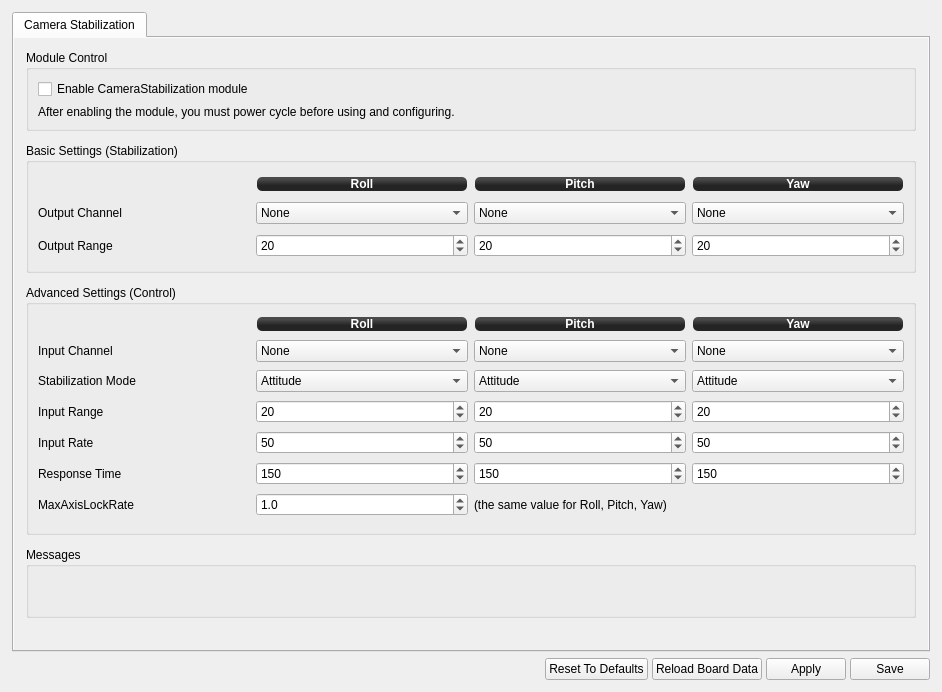
Qt form ground/openpilotgcs/src/plugins/config/camerastabilization.ui (openpilot/OpenPilot) before a commit.
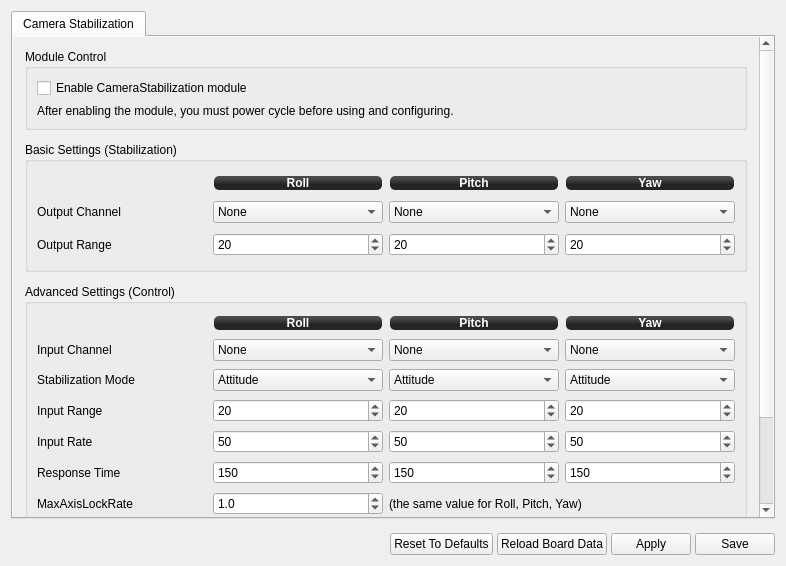
The same form after that commit. Icons and pictures are not drawn.

What changed in the file:
```diff
--- a/ground/openpilotgcs/src/plugins/config/camerastabilization.ui
+++ b/ground/openpilotgcs/src/plugins/config/camerastabilization.ui
@@ -6,8 +6,8 @@
    <rect>
     <x>0</x>
     <y>0</y>
-    <width>942</width>
-    <height>692</height>
+    <width>786</width>
+    <height>566</height>
    </rect>
   </property>
   <property name="sizePolicy">
@@ -26,8 +26,8 @@
    <string>Form</string>
   </property>
   <layout class="QVBoxLayout" name="verticalLayout_5">
-   <property name="margin">
-    <number>12</number>
+   <property name="spacing">
+    <number>14</number>
    </property>
    <item>
     <widget class="QTabWidget" name="tabWidget">
@@ -45,6 +45,9 @@
        <string>Camera Stabilization</string>
       </attribute>
       <layout class="QVBoxLayout" name="verticalLayout_2">
+       <property name="spacing">
+        <number>-1</number>
+       </property>
        <property name="margin">
         <number>0</number>
        </property>
@@ -67,8 +70,8 @@
            <rect>
             <x>0</x>
             <y>0</y>
-            <width>912</width>
-            <height>598</height>
+            <width>741</width>
+            <height>559</height>
            </rect>
           </property>
           <layout class="QVBoxLayout" name="verticalLayout">
@@ -1044,7 +1047,7 @@
        <property name="sizeHint" stdset="0">
         <size>
          <width>321</width>
-         <height>16</height>
+         <height>10</height>
         </size>
        </property>
       </spacer>
```
